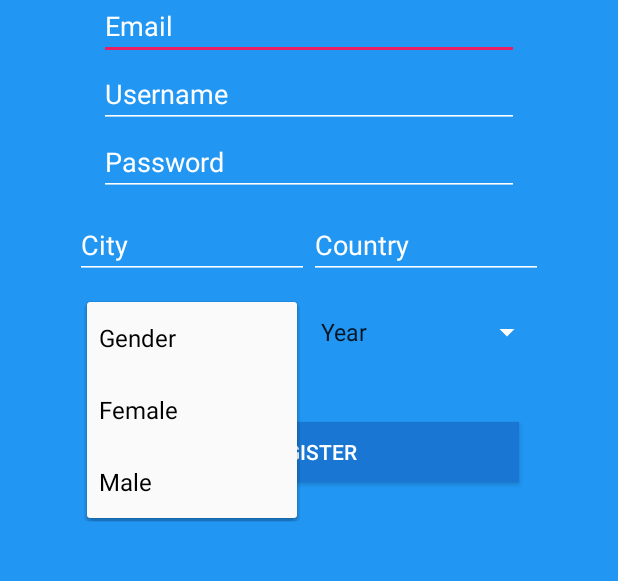
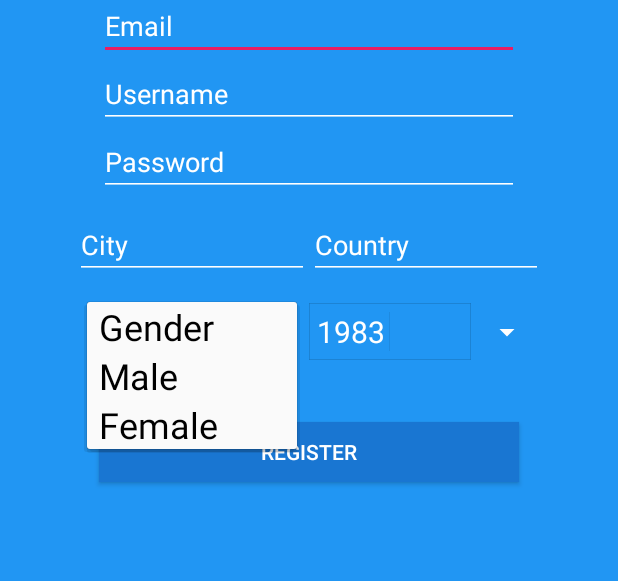
Before and after one commit to bozidarlabas/FeedbackApp-Android, an Android app: the RegistrationActivity screen opened directly, with no data from a screen before it, after a tap on "Gender", on a phone screen of 412 x 824 dp, the part 285-866 px from its top. Run offline under Robolectric (Android 15) with nearby library versions, the phone set to English and light mode, and no system bars; our stand-ins replace ButterKnife, CircleImageView; libraries missing offline, so code that uses them is left out: retrofit.client.

Commit message:
Fixed registartion spinner

```diff
--- a/app/src/main/java/com/example/kanta/feedbackapp/activities/RegistrationActivity.java
+++ b/app/src/main/java/com/example/kanta/feedbackapp/activities/RegistrationActivity.java
@@ -8,6 +8,7 @@ import android.os.Bundle;
 import android.view.Menu;
 import android.view.MenuItem;
 import android.view.View;
+import android.widget.ArrayAdapter;
 import android.widget.Spinner;
 import android.widget.TextView;
 import android.widget.Toast;
@@ -47,6 +48,11 @@ public class RegistrationActivity extends MicroActivity implements RegistrationV
     Spinner etbirthdate;
 
     private RegistrationPresenter presenter;
+    ArrayAdapter<String> yourAdapter;
+    ArrayAdapter<String> yourAdapter2;
+
+    //etgender.setAdapter(yourAdapter);
+   // yourAdapter= new ArrayAdapter<String>(this, R.layout.spinner_item, value);
 
 
 
@@ -68,10 +74,22 @@ public class RegistrationActivity extends MicroActivity implements RegistrationV
     @Override
     public void init() {
         presenter = new RegistrationPresenterImpl(this);
+
+        String[] array1 =new String[] {"Gender", "Male", "Female"};
+        String[] array2 = new String [] {"1983","1984", "1985", "1986", "1987", "1988", "1989", "1990", "1991", "1992"};
+        yourAdapter= new ArrayAdapter<String>(this, R.layout.spinner_item, array1);
+        yourAdapter.setDropDownViewResource(R.layout.spinnerbackground);
+        etgender.setAdapter(yourAdapter);
+        yourAdapter2= new ArrayAdapter<String>(this, R.layout.spinner_item, array2);
+        yourAdapter2.setDropDownViewResource(R.layout.spinnerbackground);
+        etbirthdate.setAdapter(yourAdapter2);
     }
 
     @OnClick(R.id.btnRegister)
     public void register(View v){
+
+
+
         String username = etusername.getText().toString();
         String email = etEmail.getText().toString();
         String password = etPassword.getText().toString();
--- a/app/src/main/java/com/example/kanta/feedbackapp/activities/SendFeedback.java
+++ b/app/src/main/java/com/example/kanta/feedbackapp/activities/SendFeedback.java
@@ -192,4 +192,8 @@ public class SendFeedback extends AppCompatActivity implements View.OnClickListe
     public void onFailure() {
 
     }
+
+    public void getUserLocation(){
+
+    }
 }
--- a/app/src/main/res/layout/activity_registration.xml
+++ b/app/src/main/res/layout/activity_registration.xml
@@ -101,7 +101,8 @@
             android:layout_width="0dp"
             android:layout_height="40dp"
             android:layout_weight="1"
-            android:entries="@array/birthYear"/>
+            android:entries="@array/birthYear"
+            />
 
     </LinearLayout>
 
--- /dev/null
+++ b/app/src/main/res/layout/spinner_item.xml
@@ -0,0 +1,11 @@
+<?xml version="1.0" encoding="utf-8"?>
+<TextView
+    xmlns:android="http://schemas.android.com/apk/res/android"
+    android:layout_width="match_parent"
+    android:layout_height="wrap_content"
+    android:textSize="20sp"
+    android:gravity="left"
+    android:textColor="@color/textColorPrimary"
+    android:background="@drawable/abc_ab_share_pack_mtrl_alpha"
+    android:padding="5dip"
+    />
--- /dev/null
+++ b/app/src/main/res/layout/spinnerbackground.xml
@@ -0,0 +1,10 @@
+<?xml version="1.0" encoding="utf-8"?>
+<CheckedTextView xmlns:android="http://schemas.android.com/apk/res/android"
+    android:id="@android:id/text1"
+    style="?android:attr/spinnerDropDownItemStyle"
+    android:singleLine="true"
+    android:layout_width="match_parent"
+    android:layout_height="wrap_content"
+    android:ellipsize="marquee"
+    android:textColor="#000000"
+    android:textSize="24dp"/>
```
Also changed, not shown: 3 other files.
